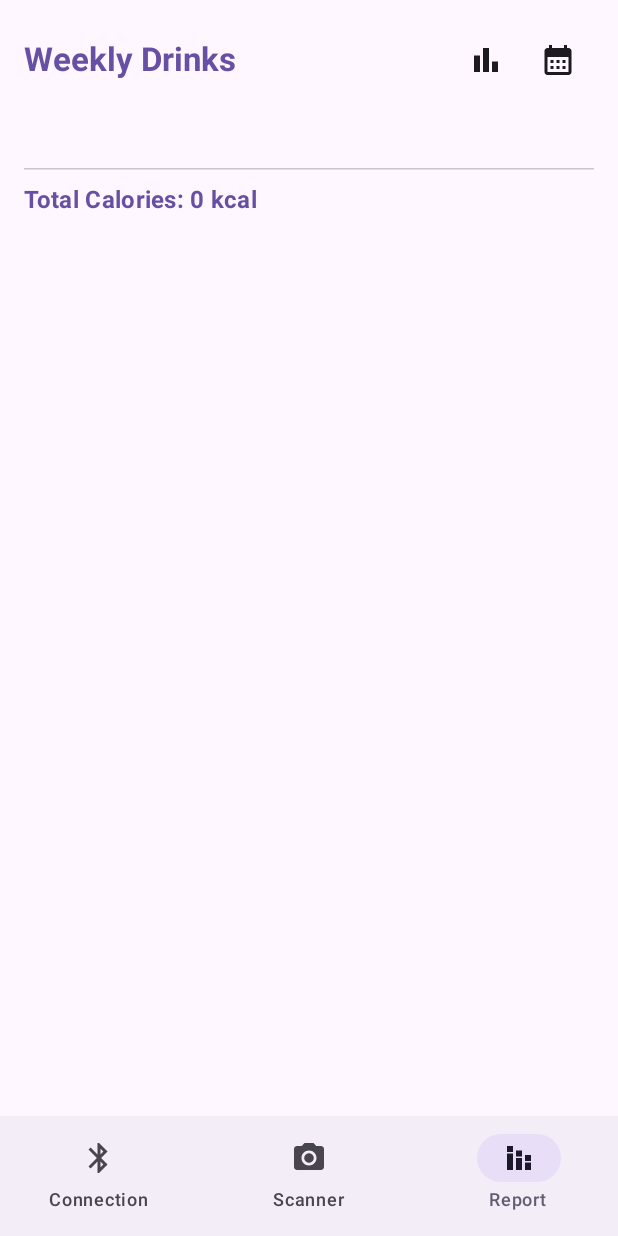
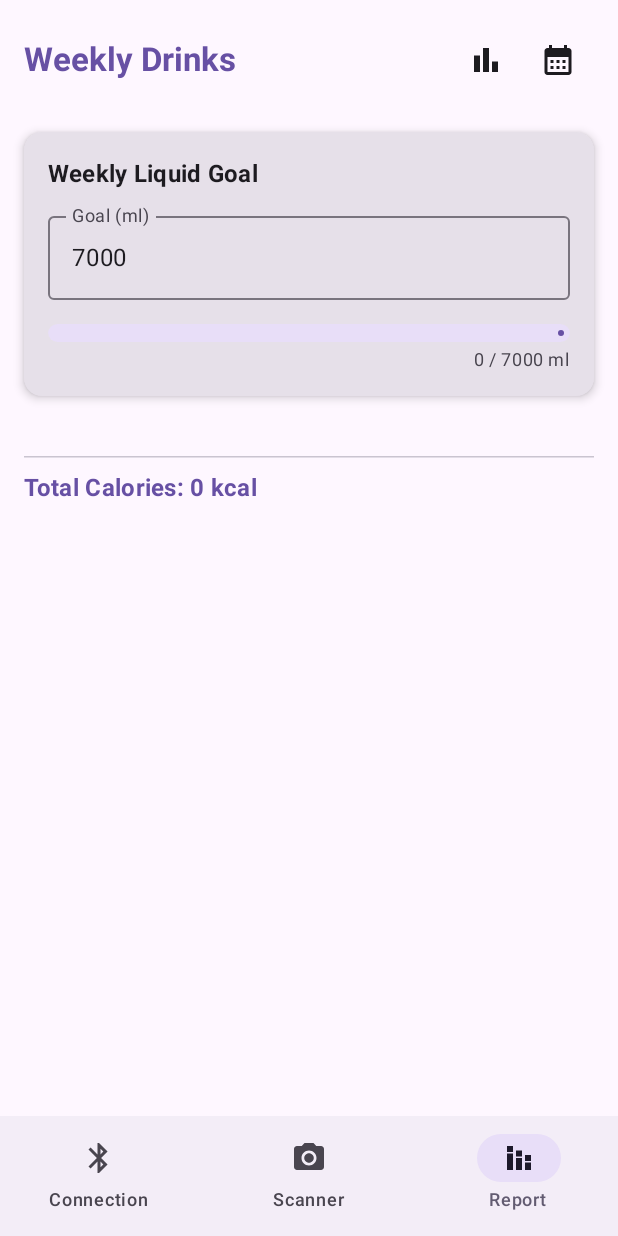
Before and after one commit to DayVil/smug, an Android app built with Jetpack Compose: the screen it shows after launch (MainActivity), item 3 of the bottom bar chosen, on a phone screen of 412 x 824 dp. Run offline under Robolectric (Android 15) with nearby library versions, the phone set to English and light mode, and no system bars; our stand-ins replace Room's generated code.

Commit message:
feat: add drink amount goal and progress bar

```diff
--- a/smug_app/app/src/main/java/com/github/smugapp/ui/screens/report/ReportScreen.kt
+++ b/smug_app/app/src/main/java/com/github/smugapp/ui/screens/report/ReportScreen.kt
@@ -19,6 +19,9 @@ import com.github.smugapp.model.DrinkProduct
 import com.github.smugapp.ui.components.PieChart
 import com.github.smugapp.ui.components.SimpleBarChart
 import com.github.smugapp.ui.components.StackedBarChart
+import androidx.compose.ui.text.input.KeyboardType
+import androidx.compose.foundation.text.KeyboardOptions
+import androidx.compose.ui.draw.clip
 import kotlinx.serialization.Serializable
 
 @Serializable
@@ -28,6 +31,8 @@ object ReportScreenRoute
 fun ReportScreen(viewModel: ReportViewModel) {
     var showWeekly by rememberSaveable { mutableStateOf(true) } // Initial state set to weekly
     var showCharts by rememberSaveable { mutableStateOf(false) }
+
+    var weeklyGoal by rememberSaveable { mutableStateOf("7000") } // Default to 7000 ml
 
     // Conditionally collect state based on the 'showWeekly' toggle
     val drinks by if (showWeekly) {
@@ -156,6 +161,17 @@ fun ReportScreen(viewModel: ReportViewModel) {
             Spacer(modifier = Modifier.height(12.dp))
         }
 
+        if (showWeekly) {
+            item {
+                WeeklyGoalSection(
+                    currentVolume = totalWeeklyVolume,
+                    goal = weeklyGoal,
+                    onGoalChange = { weeklyGoal = it }
+                )
+                Spacer(modifier = Modifier.height(16.dp))
+            }
+        }
+
         // Conditional content: show charts or the drink list
         if (showCharts) {
             item {
@@ -222,6 +238,63 @@ fun ReportScreen(viewModel: ReportViewModel) {
                 fontWeight = FontWeight.Bold,
                 color = MaterialTheme.colorScheme.primary,
                 modifier = Modifier.padding(top = 8.dp)
+            )
+        }
+    }
+}
+
+// --- NEW: Composable for the weekly goal section ---
+@Composable
+private fun WeeklyGoalSection(
+    currentVolume: Double,
+    goal: String,
+    onGoalChange: (String) -> Unit
+) {
+    val goalFloat = goal.toFloatOrNull() ?: 0f
+    val progress = if (goalFloat > 0) (currentVolume.toFloat() / goalFloat).coerceIn(0f, 1f) else 0f
+
+    Card(
+        modifier = Modifier.fillMaxWidth(),
+        elevation = CardDefaults.cardElevation(4.dp)
+    ) {
+        Column(modifier = Modifier.padding(16.dp)) {
+            Text(
+                "Weekly Liquid Goal",
+                style = MaterialTheme.typography.titleMedium,
+                fontWeight = FontWeight.Bold
+            )
+            Spacer(modifier = Modifier.height(8.dp))
+            Row(
+                verticalAlignment = Alignment.CenterVertically,
+                horizontalArrangement = Arrangement.SpaceBetween,
+                modifier = Modifier.fillMaxWidth()
+            ) {
+                OutlinedTextField(
+                    value = goal,
+                    onValueChange = { newValue ->
+                        // Filter to allow only digits[4]
+                        onGoalChange(newValue.filter { it.isDigit() })
+                    },
+                    label = { Text("Goal (ml)") },
+                    keyboardOptions = KeyboardOptions(keyboardType = KeyboardType.Number),
+                    singleLine = true,
+                    modifier = Modifier.weight(1f)
+                )
+            }
+            Spacer(modifier = Modifier.height(16.dp))
+            LinearProgressIndicator(
+                progress = { progress },
+                modifier = Modifier
+                    .fillMaxWidth()
+                    .height(12.dp)
+                    .clip(RoundedCornerShape(6.dp))
+            )
+            Spacer(modifier = Modifier.height(4.dp))
+            Text(
+                text = "${currentVolume.toInt()} / ${goalFloat.toInt()} ml",
+                style = MaterialTheme.typography.bodySmall,
+                modifier = Modifier.align(Alignment.End),
+                color = MaterialTheme.colorScheme.onSurfaceVariant
             )
         }
     }
```
